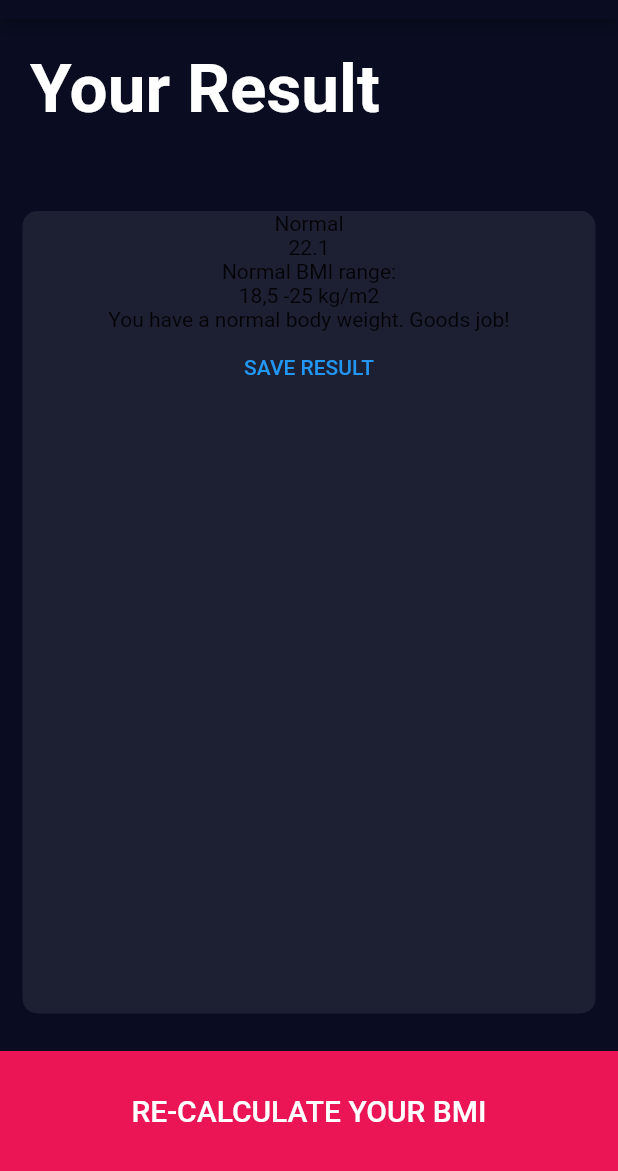
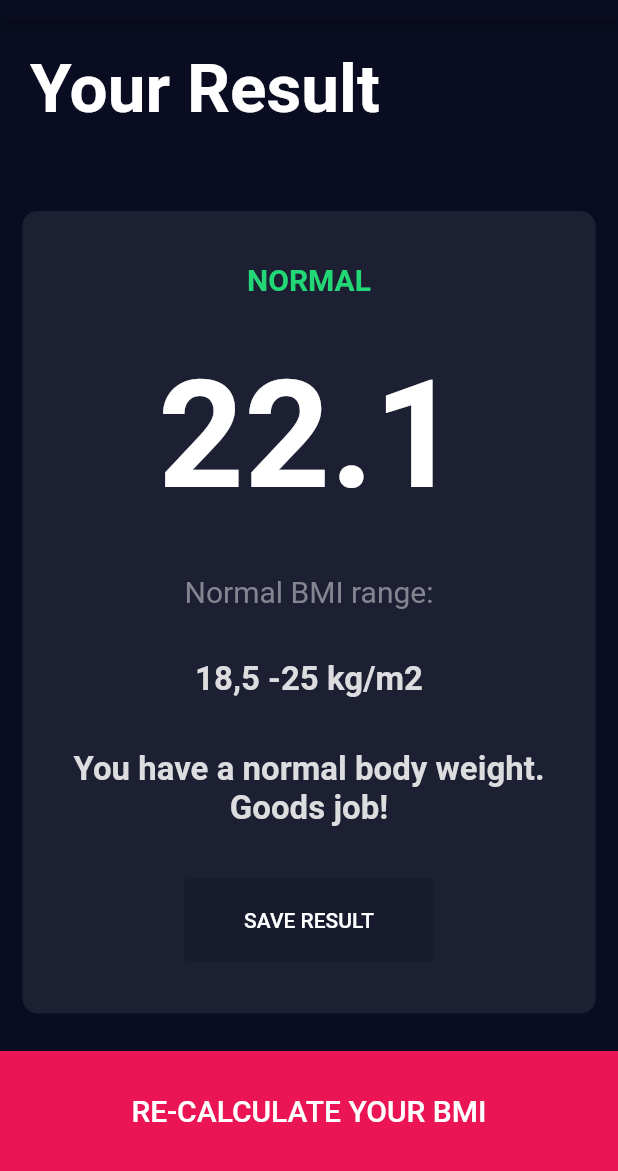
Before and after one commit to Abhishek-J-B-R-I/bmilogic, a Flutter app: the result screen opened directly, on a phone screen of 412 x 824 dp, the part 65-1236 px from its top. Run offline on Flutter 3.47's test engine with Material 2 defaults, Android fonts, the phone set to English and light mode, and no system bars; our stand-ins replace font_awesome_flutter.

Commit message:
result page

```diff
--- a/lib/contant_file.dart
+++ b/lib/contant_file.dart
@@ -22,3 +22,9 @@ const height_value=TextStyle(
 
 const bottom_button_style= TextStyle(color: Colors.white,fontSize: 20);
 const result_title=TextStyle(color: Colors.white, fontWeight: FontWeight.bold,fontSize: 45, );
+const result_bottom_text_styel=TextStyle(
+  color: Color(0xFFDDDDE0),
+  fontWeight: FontWeight.bold,
+  fontSize: 22,
+
+);
--- a/lib/result.dart
+++ b/lib/result.dart
@@ -23,13 +23,14 @@ class _resultState extends State<result> {
         children: [
           Expanded(child: Container(margin: EdgeInsets.all(20),child: Text('Your Result',style: result_title,),)),
           Expanded(flex: 5,child: container( Color(0xFF1D1F33), Column(
+            mainAxisAlignment: MainAxisAlignment.spaceEvenly,
             children: [
-              Text("Normal"),
-              Text("22.1"),
-              Text("Normal BMI range:"),
-              Text("18,5 -25 kg/m2"),
-              Text("You have a normal body weight. Goods job!"),
-              TextButton(onPressed: (){}, child: Text("SAVE RESULT")),
+              Text("NORMAL", style: TextStyle(color: Color(0xFF22D775), fontWeight: FontWeight.bold, fontSize: 20),),
+              Text("22.1", style: TextStyle(color: Colors.white, fontSize: 100, fontWeight: FontWeight.bold),),
+              Text("Normal BMI range:", style: TextStyle(color: Color(0xFF848590), fontSize: 20),),
+              Text("18,5 -25 kg/m2",style: result_bottom_text_styel,),
+              Text("You have a normal body weight. Goods job!",textAlign: TextAlign.center,style: result_bottom_text_styel,),
+              TextButton(onPressed: (){}, child: Text("SAVE RESULT", style: TextStyle(color: Color(0xFFFFFFFF) ),), style: ButtonStyle(backgroundColor: MaterialStateProperty.all(Color(0xFF181A2E)), padding: MaterialStateProperty.all(EdgeInsets.only(left: 40,right: 40,top: 20,bottom: 20)),),),
 
             ],
           ),(){}),),button_bottom(text: "RE-CALCULATE YOUR BMI", onpre: (){
```
